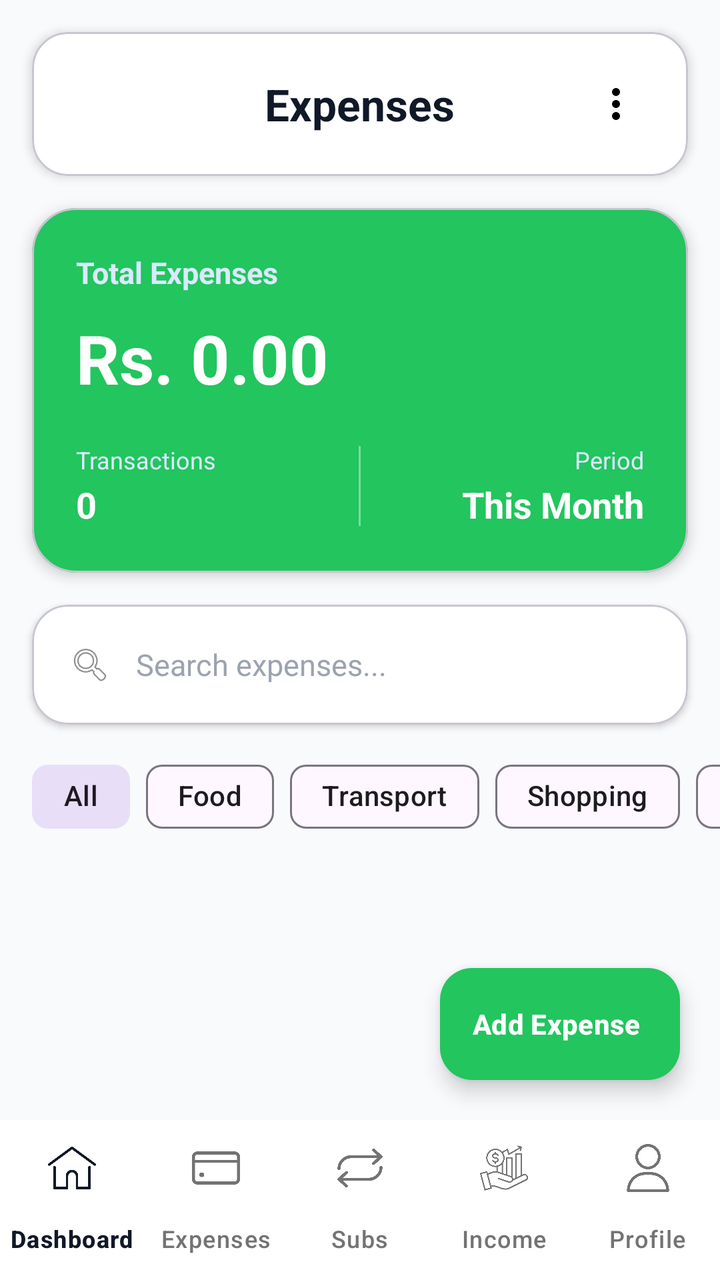
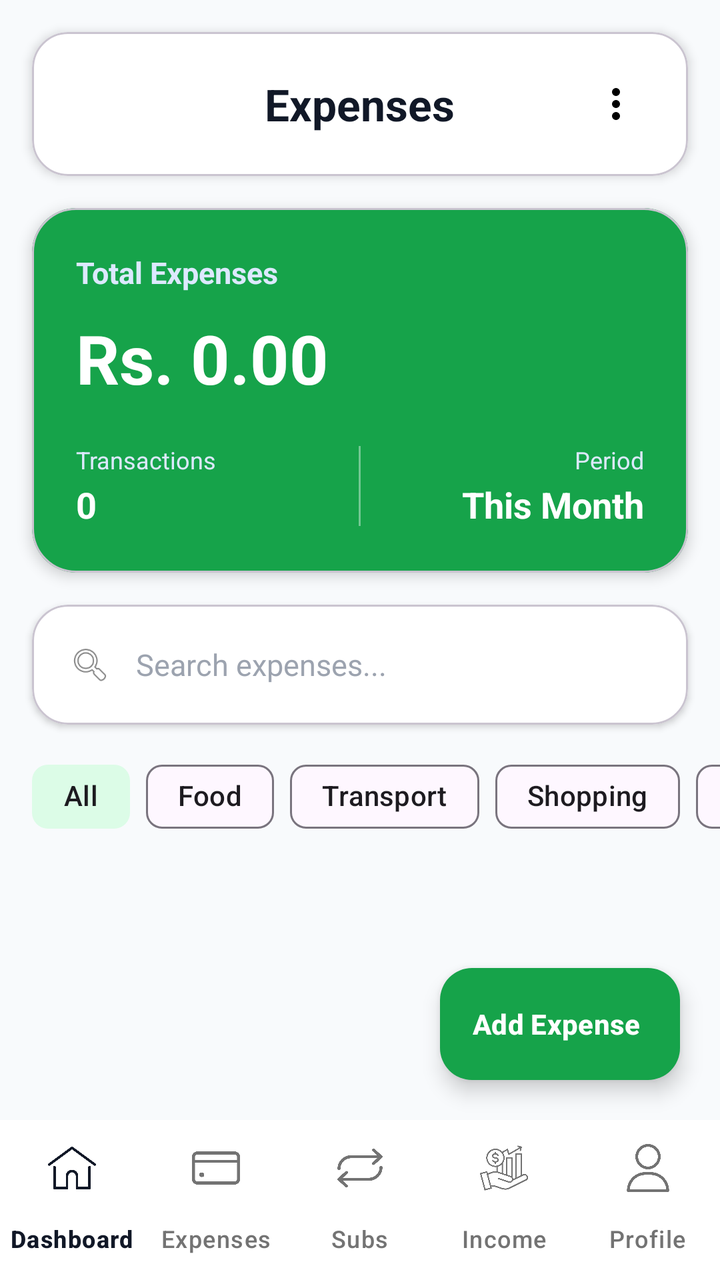

Two renders of the same Android screen: before a commit and after it. Below are the layout's source before the change and the commit's diff.
<!-- AndroidManifest.xml: application theme Theme.AIExpenseManagementApplication -->
<!-- res/layout/activity_expense_list.xml -->
<?xml version="1.0" encoding="utf-8"?>
<androidx.constraintlayout.widget.ConstraintLayout
    xmlns:android="http://schemas.android.com/apk/res/android"
    xmlns:app="http://schemas.android.com/apk/res-auto"
    xmlns:tools="http://schemas.android.com/tools"
    android:layout_width="match_parent"
    android:layout_height="match_parent"
    android:background="#F8FAFC"
    tools:context=".ui.expense.ExpenseListActivity">

    
    
    

    <com.google.android.material.card.MaterialCardView
        android:id="@+id/topBar"
        android:layout_width="0dp"
        android:layout_height="72dp"
        android:layout_marginStart="16dp"
        android:layout_marginTop="16dp"
        android:layout_marginEnd="16dp"
        app:cardBackgroundColor="#FFFFFF"
        app:cardCornerRadius="18dp"
        app:cardElevation="3dp"
        app:layout_constraintTop_toTopOf="parent"
        app:layout_constraintStart_toStartOf="parent"
        app:layout_constraintEnd_toEndOf="parent">

        <RelativeLayout
            android:layout_width="match_parent"
            android:layout_height="match_parent"
            android:paddingStart="16dp"
            android:paddingEnd="16dp">

            <TextView
                android:id="@+id/tvTitle"
                android:layout_width="wrap_content"
                android:layout_height="wrap_content"
                android:layout_centerInParent="true"
                android:text="Expenses"
                android:textColor="#111827"
                android:textSize="22sp"
                android:textStyle="bold" />

            <ImageButton
                android:id="@+id/btnMore"
                android:layout_width="40dp"
                android:layout_height="40dp"
                android:layout_alignParentEnd="true"
                android:layout_centerVertical="true"
                android:background="@android:color/transparent"
                android:contentDescription="Menu"
                android:src="@drawable/ic_more_vert" />

        </RelativeLayout>

    </com.google.android.material.card.MaterialCardView>

    
    
    

    <com.google.android.material.card.MaterialCardView
        android:id="@+id/cardSummary"
        android:layout_width="0dp"
        android:layout_height="wrap_content"
        android:layout_marginStart="16dp"
        android:layout_marginTop="16dp"
        android:layout_marginEnd="16dp"
        app:cardBackgroundColor="#22C55E"
        app:cardCornerRadius="22dp"
        app:cardElevation="4dp"
        app:layout_constraintTop_toBottomOf="@id/topBar"
        app:layout_constraintStart_toStartOf="parent"
        app:layout_constraintEnd_toEndOf="parent">

        <LinearLayout
            android:layout_width="match_parent"
            android:layout_height="wrap_content"
            android:orientation="vertical"
            android:padding="22dp">

            

            <TextView
                android:layout_width="wrap_content"
                android:layout_height="wrap_content"
                android:text="Total Expenses"
                android:textColor="#DCE9FF"
                android:textSize="15sp"
                android:textStyle="bold" />

            

            <TextView
                android:id="@+id/tvTotalExpense"
                android:layout_width="wrap_content"
                android:layout_height="wrap_content"
                android:layout_marginTop="10dp"
                android:text="Rs. 0.00"
                android:textColor="#FFFFFF"
                android:textSize="34sp"
                android:textStyle="bold" />

            

            <LinearLayout
                android:layout_width="match_parent"
                android:layout_height="wrap_content"
                android:layout_marginTop="20dp"
                android:gravity="center_vertical"
                android:orientation="horizontal">

                <LinearLayout
                    android:layout_width="0dp"
                    android:layout_height="wrap_content"
                    android:layout_weight="1"
                    android:orientation="vertical">

                    <TextView
                        android:layout_width="wrap_content"
                        android:layout_height="wrap_content"
                        android:text="Transactions"
                        android:textColor="#DCE9FF"
                        android:textSize="12sp" />

                    <TextView
                        android:id="@+id/tvExpenseCount"
                        android:layout_width="wrap_content"
                        android:layout_height="wrap_content"
                        android:layout_marginTop="2dp"
                        android:text="0"
                        android:textColor="#FFFFFF"
                        android:textSize="18sp"
                        android:textStyle="bold" />

                </LinearLayout>

                <View
                    android:layout_width="1dp"
                    android:layout_height="40dp"
                    android:background="#66FFFFFF" />

                <LinearLayout
                    android:layout_width="0dp"
                    android:layout_height="wrap_content"
                    android:layout_weight="1"
                    android:gravity="end"
                    android:orientation="vertical">

                    <TextView
                        android:layout_width="wrap_content"
                        android:layout_height="wrap_content"
                        android:text="Period"
                        android:textColor="#DCE9FF"
                        android:textSize="12sp" />

                    <TextView
                        android:id="@+id/tvPeriod"
                        android:layout_width="wrap_content"
                        android:layout_height="wrap_content"
                        android:layout_marginTop="2dp"
                        android:text="This Month"
                        android:textColor="#FFFFFF"
                        android:textSize="18sp"
                        android:textStyle="bold" />

                </LinearLayout>

            </LinearLayout>

        </LinearLayout>

    </com.google.android.material.card.MaterialCardView>
    
    
    

    <com.google.android.material.card.MaterialCardView
        android:id="@+id/searchCard"
        android:layout_width="0dp"
        android:layout_height="60dp"
        android:layout_marginStart="16dp"
        android:layout_marginTop="16dp"
        android:layout_marginEnd="16dp"
        app:cardBackgroundColor="#FFFFFF"
        app:cardCornerRadius="18dp"
        app:cardElevation="2dp"
        app:layout_constraintTop_toBottomOf="@id/cardSummary"
        app:layout_constraintStart_toStartOf="parent"
        app:layout_constraintEnd_toEndOf="parent">

        <LinearLayout
            android:layout_width="match_parent"
            android:layout_height="match_parent"
            android:gravity="center_vertical"
            android:orientation="horizontal"
            android:paddingStart="18dp"
            android:paddingEnd="18dp">

            <ImageView
                android:layout_width="22dp"
                android:layout_height="22dp"
                android:src="@android:drawable/ic_menu_search"/>

            <EditText
                android:id="@+id/etSearch"
                android:layout_width="0dp"
                android:layout_height="wrap_content"
                android:layout_weight="1"
                android:layout_marginStart="12dp"
                android:background="@android:color/transparent"
                android:hint="Search expenses..."
                android:imeOptions="actionSearch"
                android:inputType="text"
                android:maxLines="1"
                android:padding="0dp"
                android:textColor="#111827"
                android:textColorHint="#9CA3AF"
                android:textSize="15sp" />

            <ImageButton
                android:id="@+id/btnFilter"
                android:layout_width="40dp"
                android:layout_height="40dp"
                android:layout_marginStart="8dp"
                android:background="?attr/selectableItemBackgroundBorderless"
                android:contentDescription="Filter"
                android:padding="8dp"
                android:src="@drawable/filter"/>

        </LinearLayout>

    </com.google.android.material.card.MaterialCardView>

    
    
    

    <HorizontalScrollView
        android:id="@+id/filterScroll"
        android:layout_width="0dp"
        android:layout_height="wrap_content"
        android:layout_marginTop="12dp"
        android:scrollbars="none"
        app:layout_constraintTop_toBottomOf="@id/searchCard"
        app:layout_constraintStart_toStartOf="parent"
        app:layout_constraintEnd_toEndOf="parent">

        <com.google.android.material.chip.ChipGroup
            android:id="@+id/chipGroupFilters"
            android:layout_width="wrap_content"
            android:layout_height="wrap_content"
            android:paddingStart="16dp"
            android:paddingEnd="16dp"
            app:singleSelection="false"
            app:chipSpacingHorizontal="8dp">

            <com.google.android.material.chip.Chip
                android:id="@+id/chipAll"
                style="@style/Widget.Material3.Chip.Assist"
                android:layout_width="wrap_content"
                android:layout_height="wrap_content"
                android:text="All"
                android:checked="true"
                android:checkable="true" />

            <com.google.android.material.chip.Chip
                android:id="@+id/chipFood"
                style="@style/Widget.Material3.Chip.Assist"
                android:layout_width="wrap_content"
                android:layout_height="wrap_content"
                android:text="Food"
                android:checkable="true" />

            <com.google.android.material.chip.Chip
                android:id="@+id/chipTransport"
                style="@style/Widget.Material3.Chip.Assist"
                android:layout_width="wrap_content"
                android:layout_height="wrap_content"
                android:text="Transport"
                android:checkable="true" />

            <com.google.android.material.chip.Chip
                android:id="@+id/chipShopping"
                style="@style/Widget.Material3.Chip.Assist"
                android:layout_width="wrap_content"
                android:layout_height="wrap_content"
                android:text="Shopping"
                android:checkable="true" />

            <com.google.android.material.chip.Chip
                android:id="@+id/chipBills"
                style="@style/Widget.Material3.Chip.Assist"
                android:layout_width="wrap_content"
                android:layout_height="wrap_content"
                android:text="Bills"
                android:checkable="true" />

        </com.google.android.material.chip.ChipGroup>

    </HorizontalScrollView>
    
    
    

    <androidx.core.widget.NestedScrollView
        android:id="@+id/scrollView"
        android:layout_width="0dp"
        android:layout_height="0dp"
        android:fillViewport="true"
        android:clipToPadding="false"
        android:paddingBottom="120dp"
        app:layout_constraintTop_toBottomOf="@id/filterScroll"
        app:layout_constraintBottom_toTopOf="@id/bottomNavigation"
        app:layout_constraintStart_toStartOf="parent"
        app:layout_constraintEnd_toEndOf="parent">


        <FrameLayout
            android:layout_width="match_parent"
            android:layout_height="wrap_content">


            <androidx.recyclerview.widget.RecyclerView
                android:id="@+id/rvExpenses"
                android:layout_width="match_parent"
                android:layout_height="wrap_content"
                android:nestedScrollingEnabled="false"
                android:clipToPadding="false"
                android:paddingStart="16dp"
                android:paddingEnd="16dp"
                android:paddingBottom="100dp" />


            <LinearLayout
                android:id="@+id/layoutEmpty"
                android:layout_width="match_parent"
                android:layout_height="300dp"
                android:gravity="center"
                android:orientation="vertical"
                android:visibility="gone">


                <ImageView
                    android:layout_width="120dp"
                    android:layout_height="120dp"
                    android:src="@drawable/expense" />


                <TextView
                    android:layout_width="wrap_content"
                    android:layout_height="wrap_content"
                    android:layout_marginTop="20dp"
                    android:text="No Expenses Yet"
                    android:textColor="#111827"
                    android:textSize="22sp"
                    android:textStyle="bold" />


                <TextView
                    android:layout_width="wrap_content"
                    android:layout_height="wrap_content"
                    android:layout_marginTop="8dp"
                    android:text="Tap the + button to add your first expense."
                    android:textColor="#6B7280"
                    android:textSize="15sp" />

            </LinearLayout>


        </FrameLayout>


    </androidx.core.widget.NestedScrollView>

    
    
    

    <com.google.android.material.floatingactionbutton.ExtendedFloatingActionButton
        android:id="@+id/fabAddExpense"
        android:layout_width="wrap_content"
        android:layout_height="wrap_content"
        android:layout_margin="20dp"
        android:text="Add Expense"
        android:textAllCaps="false"
        android:textStyle="bold"
        android:icon="@drawable/ic_add"
        app:backgroundTint="#22C55E"
        app:iconTint="#FFFFFF"
        android:textColor="#FFFFFF"
        app:layout_constraintBottom_toTopOf="@id/bottomNavigation"
        app:layout_constraintEnd_toEndOf="parent"/>

    <com.google.android.material.bottomnavigation.BottomNavigationView
        android:id="@+id/bottomNavigation"
        android:layout_width="0dp"
        android:layout_height="wrap_content"
        android:background="#FFFFFF"
        app:labelVisibilityMode="labeled"
        app:menu="@menu/bottom_menu"
        app:itemIconTint="@color/bottom_nav_colors"
        app:itemTextColor="@color/bottom_nav_colors"
        app:layout_constraintBottom_toBottomOf="parent"
        app:layout_constraintStart_toStartOf="parent"
        app:layout_constraintEnd_toEndOf="parent"/>

</androidx.constraintlayout.widget.ConstraintLayout>
<!-- resources referenced by this layout -->
<resources>
  <!-- drawable expense: png bitmap (drawable, 5039 bytes) -->
  <!-- drawable filter: png bitmap (drawable, 7864 bytes) -->
  <!-- drawable ic_add (drawable) -->
  <vector xmlns:android="http://schemas.android.com/apk/res/android"
      android:width="24dp"
      android:height="24dp"
      android:viewportWidth="24"
      android:viewportHeight="24">
  
      <path
          android:fillColor="@android:color/white"
          android:pathData="M12,5v14M5,12h14"/>
  </vector>
  <!-- drawable ic_more_vert (drawable) -->
  <vector xmlns:android="http://schemas.android.com/apk/res/android"
      android:width="24dp"
      android:height="24dp"
      android:viewportWidth="24"
      android:viewportHeight="24">
  
      <path
          android:fillColor="#000000"
          android:pathData="M12,8a2,2 0,1 0,0 -4a2,2 0,1 0,0 4zM12,14a2,2 0,1 0,0 -4a2,2 0,1 0,0 4zM12,20a2,2 0,1 0,0 -4a2,2 0,1 0,0 4z"/>
  </vector>
  <style name="Theme.AIExpenseManagementApplication" parent="Base.Theme.AIExpenseManagementApplication" />
  <style name="Base.Theme.AIExpenseManagementApplication" parent="Theme.Material3.DayNight.NoActionBar">
          
          
      </style>
</resources>

<!-- the commit's change to res/layout/activity_expense_list.xml (unified diff, before → after) -->
@@ -67,7 +67,7 @@
         android:layout_marginStart="16dp"
         android:layout_marginTop="16dp"
         android:layout_marginEnd="16dp"
-        app:cardBackgroundColor="#22C55E"
+        app:cardBackgroundColor="#16A34A"
         app:cardCornerRadius="22dp"
         app:cardElevation="4dp"
         app:layout_constraintTop_toBottomOf="@id/topBar"
@@ -387,7 +387,7 @@
         android:textAllCaps="false"
         android:textStyle="bold"
         android:icon="@drawable/ic_add"
-        app:backgroundTint="#22C55E"
+        app:backgroundTint="#16A34A"
         app:iconTint="#FFFFFF"
         android:textColor="#FFFFFF"
         app:layout_constraintBottom_toTopOf="@id/bottomNavigation"
<!-- resource entries referenced after the edit -->
@@ -28,6 +28,8 @@
   <style name="Base.Theme.AIExpenseManagementApplication" parent="Theme.Material3.DayNight.NoActionBar">
           
           
+          <item name="colorSecondaryContainer">@color/nav_selected_background</item>
       </style>
+  <color name="nav_selected_background">#DCFCE7</color>S
 </resources>
 
